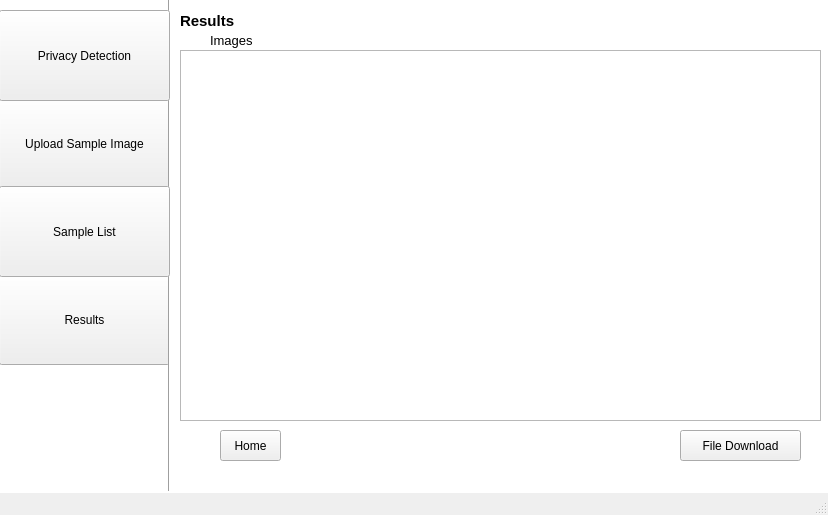
The window that app/gui/UI/ui_4.ui (CSID-DGU/2023-1-CECD3-Sugar-4) describes before a commit, drawn with Qt 5.
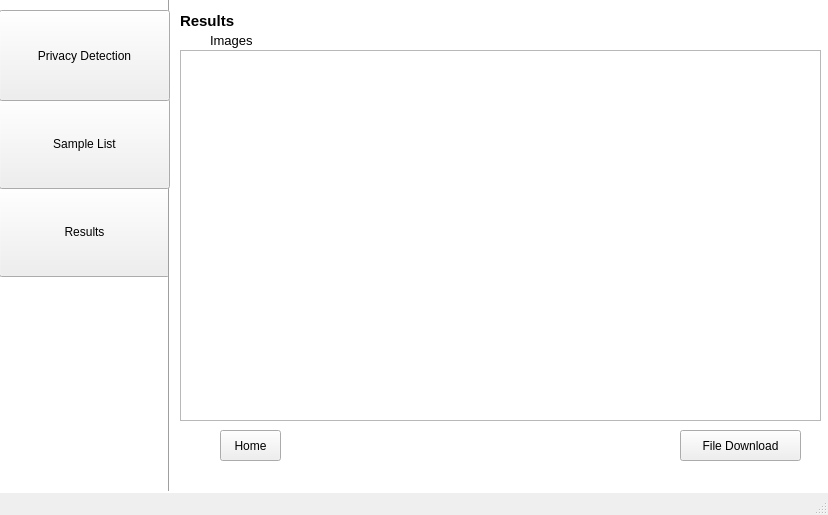
The same window after the commit.

What changed in the file:
```diff
--- a/app/gui/UI/ui_4.ui
+++ b/app/gui/UI/ui_4.ui
@@ -36,24 +36,11 @@
      <string/>
     </property>
    </widget>
-   <widget class="QPushButton" name="pushButton">
-    <property name="geometry">
-     <rect>
-      <x>-1</x>
-      <y>98</y>
-      <width>171</width>
-      <height>91</height>
-     </rect>
-    </property>
-    <property name="text">
-     <string>Upload Sample Image</string>
-    </property>
-   </widget>
    <widget class="QPushButton" name="pushButton_2">
     <property name="geometry">
      <rect>
       <x>-1</x>
-      <y>274</y>
+      <y>186</y>
       <width>171</width>
       <height>91</height>
      </rect>
@@ -156,7 +143,7 @@
     <property name="geometry">
      <rect>
       <x>-1</x>
-      <y>186</y>
+      <y>98</y>
       <width>171</width>
       <height>91</height>
      </rect>
```
